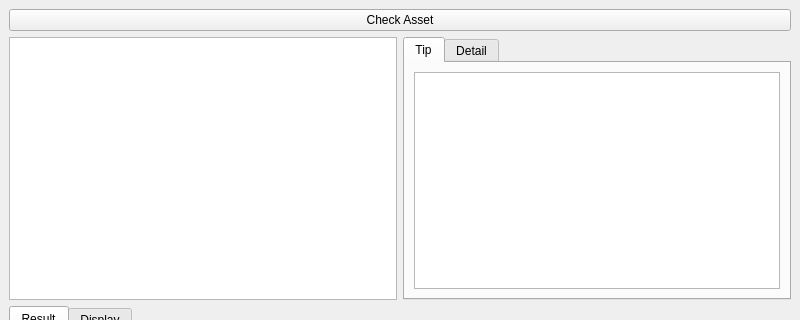
Old version of the form maya_script/CheckTool/Qt/UI/GUIforArtist/MainWindowForArtist.ui in the repository FengYusheng/MyUtils; both pictures show x 0 to 800 and y 0 to 320 of the 800 by 600 pixel window.
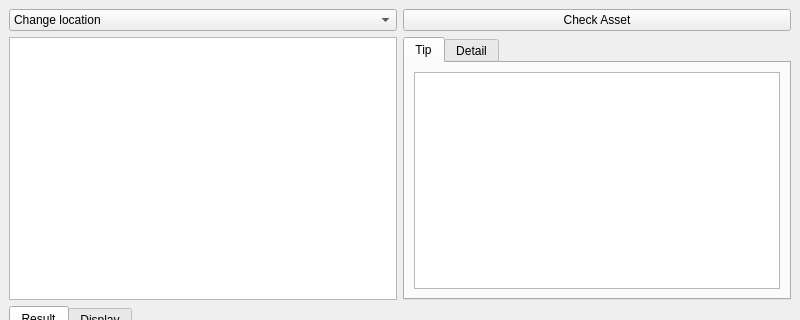
New version of the form.

```diff
--- a/maya_script/CheckTool/Qt/UI/GUIforArtist/MainWindowForArtist.ui
+++ b/maya_script/CheckTool/Qt/UI/GUIforArtist/MainWindowForArtist.ui
@@ -16,12 +16,25 @@
   <widget class="QWidget" name="centralwidget">
    <layout class="QVBoxLayout" name="verticalLayout">
     <item>
+     <layout class="QHBoxLayout" name="horizontalLayout_2">
+      <item>
+       <widget class="QComboBox" name="projectComboBox">
+        <item>
+         <property name="text">
+          <string>Change location</string>
+         </property>
+        </item>
+       </widget>
+      </item>
+      <item>
      <widget class="QPushButton" name="checkButton">
       <property name="text">
        <string>Check Asset</string>
       </property>
      </widget>
     </item>
+     </layout>
+    </item>
     <item>
      <layout class="QHBoxLayout" name="horizontalLayout">
       <item>
```
Left out of the diff: 12 changed lines with no effect on the pictures. Lines whose indentation alone changed are shown as unchanged.
